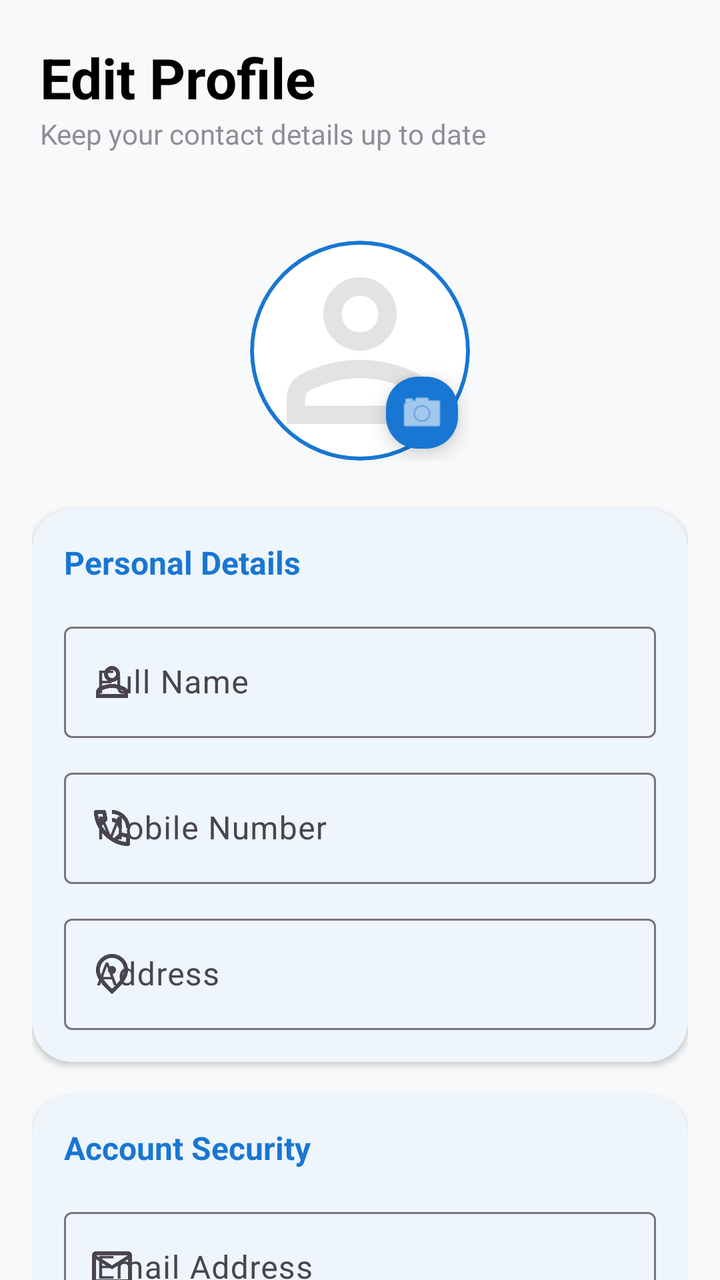
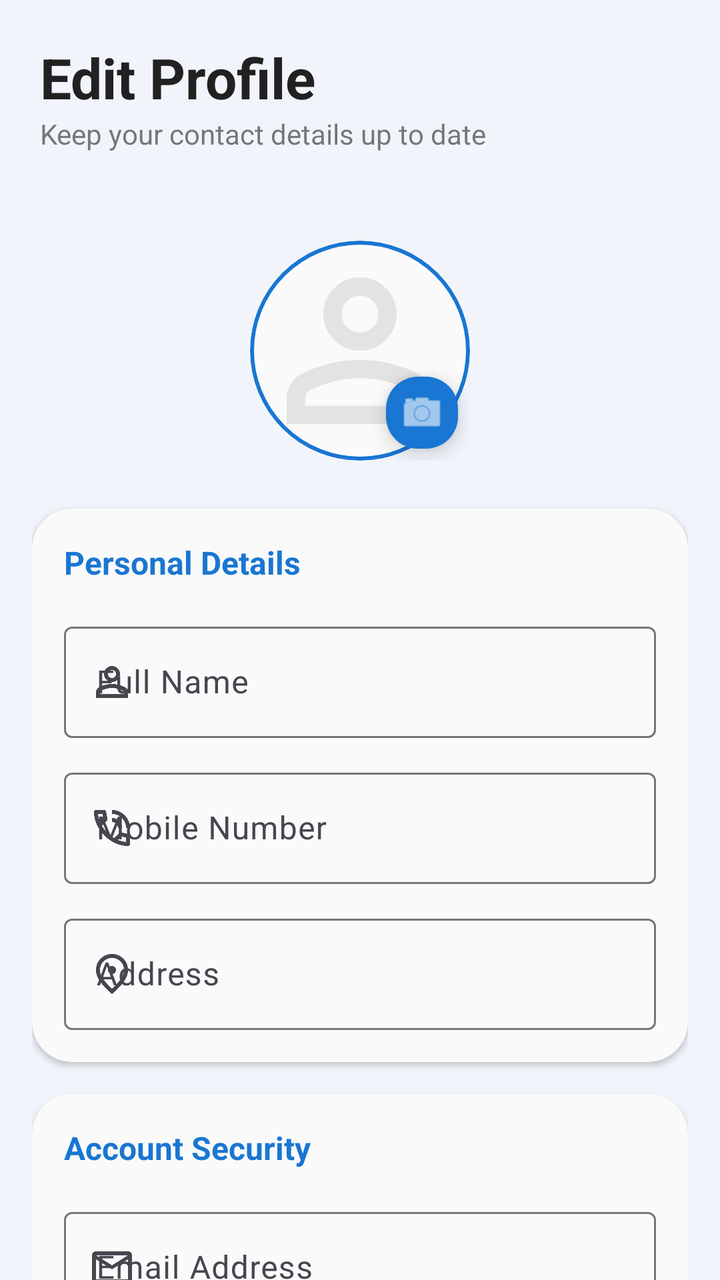

Screens rendered from an Android XML layout before and after an edit, with the pre-edit source and the edit as a unified diff.
<!-- AndroidManifest.xml: application theme Theme.Urbanfix -->
<!-- res/layout/fragment_editprofile.xml -->
<?xml version="1.0" encoding="utf-8"?>
<androidx.constraintlayout.widget.ConstraintLayout xmlns:android="http://schemas.android.com/apk/res/android"
    xmlns:app="http://schemas.android.com/apk/res-auto"
    xmlns:tools="http://schemas.android.com/tools"
    android:layout_width="match_parent"
    android:layout_height="match_parent"
    android:background="#F8F9FA">

    <LinearLayout
        android:id="@+id/topBar"
        android:layout_width="match_parent"
        android:layout_height="wrap_content"
        android:orientation="vertical"
        android:padding="20dp"
        app:layout_constraintTop_toTopOf="parent">

        <TextView
            android:layout_width="wrap_content"
            android:layout_height="wrap_content"
            android:text="Edit Profile"
            android:textColor="@color/black"
            android:textSize="28sp"
            android:textStyle="bold" />

        <TextView
            android:layout_width="wrap_content"
            android:layout_height="wrap_content"
            android:alpha="0.6"
            android:text="Keep your contact details up to date"
            android:textSize="14sp" />
    </LinearLayout>

    <ScrollView
        android:layout_width="match_parent"
        android:layout_height="0dp"
        android:fillViewport="true"
        android:scrollbars="none"
        app:layout_constraintBottom_toBottomOf="parent"
        app:layout_constraintTop_toBottomOf="@id/topBar">

        <LinearLayout
            android:layout_width="match_parent"
            android:layout_height="wrap_content"
            android:orientation="vertical"
            android:paddingHorizontal="16dp"
            android:paddingBottom="32dp">

            <androidx.constraintlayout.widget.ConstraintLayout
                android:layout_width="wrap_content"
                android:layout_height="wrap_content"
                android:layout_gravity="center"
                android:layout_marginVertical="24dp">

                <com.google.android.material.card.MaterialCardView
                    android:id="@+id/cardProfileImage"
                    android:layout_width="110dp"
                    android:layout_height="110dp"
                    app:cardCornerRadius="55dp"
                    app:cardElevation="0dp"
                    app:strokeColor="?attr/colorPrimary"
                    app:strokeWidth="2dp"
                    app:layout_constraintTop_toTopOf="parent"
                    app:layout_constraintStart_toStartOf="parent">

                    <ImageView
                        android:id="@+id/ivEditProfilePicture"
                        android:layout_width="match_parent"
                        android:layout_height="match_parent"
                        android:scaleType="centerCrop"
                        android:src="@drawable/ic_person" />
                </com.google.android.material.card.MaterialCardView>

                <com.google.android.material.floatingactionbutton.FloatingActionButton
                    android:id="@+id/btnChangeImage"
                    android:layout_width="wrap_content"
                    android:layout_height="wrap_content"
                    app:fabCustomSize="36dp"
                    app:srcCompat="@android:drawable/ic_menu_camera"
                    app:backgroundTint="?attr/colorPrimary"
                    app:tint="@color/white"
                    app:layout_constraintBottom_toBottomOf="@id/cardProfileImage"
                    app:layout_constraintEnd_toEndOf="@id/cardProfileImage" />
            </androidx.constraintlayout.widget.ConstraintLayout>

            <com.google.android.material.card.MaterialCardView
                android:layout_width="match_parent"
                android:layout_height="wrap_content"
                android:layout_marginBottom="16dp"
                app:cardCornerRadius="20dp"
                app:cardElevation="2dp"
                app:strokeWidth="0dp">

                <LinearLayout
                    android:layout_width="match_parent"
                    android:layout_height="wrap_content"
                    android:orientation="vertical"
                    android:padding="16dp">

                    <TextView
                        android:layout_width="wrap_content"
                        android:layout_height="wrap_content"
                        android:text="Personal Details"
                        android:textStyle="bold"
                        android:textColor="?attr/colorPrimary"
                        android:layout_marginBottom="16dp"/>

                    <com.google.android.material.textfield.TextInputLayout
                        style="@style/Widget.Material3.TextInputLayout.OutlinedBox"
                        android:layout_width="match_parent"
                        android:layout_height="wrap_content"
                        android:hint="Full Name"
                        app:startIconDrawable="@drawable/ic_person">
                        <com.google.android.material.textfield.TextInputEditText
                            android:id="@+id/etEditName"
                            android:layout_width="match_parent"
                            android:layout_height="wrap_content" />
                    </com.google.android.material.textfield.TextInputLayout>

                    <com.google.android.material.textfield.TextInputLayout
                        style="@style/Widget.Material3.TextInputLayout.OutlinedBox"
                        android:layout_width="match_parent"
                        android:layout_height="wrap_content"
                        android:layout_marginTop="12dp"
                        android:hint="Mobile Number"
                        app:startIconDrawable="@drawable/ic_phone">
                        <com.google.android.material.textfield.TextInputEditText
                            android:id="@+id/etEditMobile"
                            android:layout_width="match_parent"
                            android:layout_height="wrap_content"
                            android:inputType="phone" />
                    </com.google.android.material.textfield.TextInputLayout>

                    <com.google.android.material.textfield.TextInputLayout
                        style="@style/Widget.Material3.TextInputLayout.OutlinedBox"
                        android:layout_width="match_parent"
                        android:layout_height="wrap_content"
                        android:layout_marginTop="12dp"
                        android:hint="Address"
                        app:startIconDrawable="@drawable/ic_location">
                        <com.google.android.material.textfield.TextInputEditText
                            android:id="@+id/etEditAddress"
                            android:layout_width="match_parent"
                            android:layout_height="wrap_content" />
                    </com.google.android.material.textfield.TextInputLayout>
                </LinearLayout>
            </com.google.android.material.card.MaterialCardView>

            <com.google.android.material.card.MaterialCardView
                android:layout_width="match_parent"
                android:layout_height="wrap_content"
                android:layout_marginBottom="24dp"
                app:cardCornerRadius="20dp"
                app:cardElevation="2dp"
                app:strokeWidth="0dp">

                <LinearLayout
                    android:layout_width="match_parent"
                    android:layout_height="wrap_content"
                    android:orientation="vertical"
                    android:padding="16dp">

                    <TextView
                        android:layout_width="wrap_content"
                        android:layout_height="wrap_content"
                        android:text="Account Security"
                        android:textStyle="bold"
                        android:textColor="?attr/colorPrimary"
                        android:layout_marginBottom="16dp"/>

                    <com.google.android.material.textfield.TextInputLayout
                        style="@style/Widget.Material3.TextInputLayout.OutlinedBox"
                        android:layout_width="match_parent"
                        android:layout_height="wrap_content"
                        android:hint="Email Address"
                        app:startIconDrawable="@drawable/ic_mail">
                        <com.google.android.material.textfield.TextInputEditText
                            android:id="@+id/etEditEmail"
                            android:layout_width="match_parent"
                            android:layout_height="wrap_content"
                            android:enabled="false" />
                    </com.google.android.material.textfield.TextInputLayout>

                    <LinearLayout
                        android:id="@+id/passwordLayout"
                        android:layout_width="match_parent"
                        android:layout_height="wrap_content"
                        android:orientation="vertical"
                        android:visibility="gone"
                        android:layout_marginTop="12dp">

                        <com.google.android.material.textfield.TextInputLayout
                            style="@style/Widget.Material3.TextInputLayout.OutlinedBox"
                            android:layout_width="match_parent"
                            android:layout_height="wrap_content"
                            android:hint="New Password"
                            app:passwordToggleEnabled="true"
                            app:startIconDrawable="@drawable/ic_lock">
                            <com.google.android.material.textfield.TextInputEditText
                                android:id="@+id/etNewPassword"
                                android:layout_width="match_parent"
                                android:layout_height="wrap_content"
                                android:inputType="textPassword" />
                        </com.google.android.material.textfield.TextInputLayout>
                    </LinearLayout>

                    <com.google.android.material.button.MaterialButton
                        android:id="@+id/btnShowPasswordFields"
                        style="@style/Widget.Material3.Button.TextButton"
                        android:layout_width="wrap_content"
                        android:layout_height="wrap_content"
                        android:layout_marginTop="8dp"
                        android:text="Change Password?"
                        android:textColor="?attr/colorPrimary" />

                </LinearLayout>
            </com.google.android.material.card.MaterialCardView>

            <com.google.android.material.button.MaterialButton
                android:id="@+id/btnSaveProfile"
                android:layout_width="match_parent"
                android:layout_height="60dp"
                android:text="SAVE CHANGES"
                android:textStyle="bold"
                app:cornerRadius="16dp" />

        </LinearLayout>
    </ScrollView>
</androidx.constraintlayout.widget.ConstraintLayout>
<!-- resources referenced by this layout -->
<resources>
  <color name="black">#FF000000</color>
  <color name="white">#FFFFFFFF</color>
  <!-- drawable ic_location (drawable) -->
  <vector xmlns:android="http://schemas.android.com/apk/res/android"
      android:width="24dp"
      android:height="24dp"
      android:viewportWidth="960"
      android:viewportHeight="960">
    <path
        android:pathData="M536.5,456.5Q560,433 560,400t-23.5,-56.5Q513,320 480,320t-56.5,23.5Q400,367 400,400t23.5,56.5Q447,480 480,480t56.5,-23.5ZM480,774q122,-112 181,-203.5T720,408q0,-109 -69.5,-178.5T480,160q-101,0 -170.5,69.5T240,408q0,71 59,162.5T480,774ZM480,880Q319,743 239.5,625.5T160,408q0,-150 96.5,-239T480,80q127,0 223.5,89T800,408q0,100 -79.5,217.5T480,880ZM480,400Z"
        android:fillColor="#e3e3e3"/>
  </vector>
  <!-- drawable ic_lock (drawable) -->
  <vector xmlns:android="http://schemas.android.com/apk/res/android"
      android:width="24dp"
      android:height="24dp"
      android:viewportWidth="960"
      android:viewportHeight="960">
    <path
        android:pathData="M240,880q-33,0 -56.5,-23.5T160,800v-400q0,-33 23.5,-56.5T240,320h40v-80q0,-83 58.5,-141.5T480,40q83,0 141.5,58.5T680,240v80h40q33,0 56.5,23.5T800,400v400q0,33 -23.5,56.5T720,880L240,880ZM240,800h480v-400L240,400v400ZM480,680q33,0 56.5,-23.5T560,600q0,-33 -23.5,-56.5T480,520q-33,0 -56.5,23.5T400,600q0,33 23.5,56.5T480,680ZM360,320h240v-80q0,-50 -35,-85t-85,-35q-50,0 -85,35t-35,85v80ZM240,800v-400,400Z"
        android:fillColor="#e3e3e3"/>
  </vector>
  <!-- drawable ic_mail (drawable) -->
  <vector xmlns:android="http://schemas.android.com/apk/res/android"
      android:width="24dp"
      android:height="24dp"
      android:viewportWidth="24"
      android:viewportHeight="24">
    <path
        android:pathData="M22,6c0,-1.1 -0.9,-2 -2,-2L4,4c-1.1,0 -2,0.9 -2,2v12c0,1.1 0.9,2 2,2h16c1.1,0 2,-0.9 2,-2L22,6zM20,6l-8,4.99L4,6h16zM20,18L4,18L4,8l8,5 8,-5v10z"
        android:fillColor="#e3e3e3"/>
  </vector>
  <!-- drawable ic_person (drawable) -->
  <vector xmlns:android="http://schemas.android.com/apk/res/android"
      android:width="24dp"
      android:height="24dp"
      android:viewportWidth="960"
      android:viewportHeight="960">
    <path
        android:pathData="M480,480q-66,0 -113,-47t-47,-113q0,-66 47,-113t113,-47q66,0 113,47t47,113q0,66 -47,113t-113,47ZM160,800v-112q0,-34 17.5,-62.5T224,582q62,-31 126,-46.5T480,520q66,0 130,15.5T736,582q29,15 46.5,43.5T800,688v112L160,800ZM240,720h480v-32q0,-11 -5.5,-20T700,654q-54,-27 -109,-40.5T480,600q-56,0 -111,13.5T260,654q-9,5 -14.5,14t-5.5,20v32ZM480,400q33,0 56.5,-23.5T560,320q0,-33 -23.5,-56.5T480,240q-33,0 -56.5,23.5T400,320q0,33 23.5,56.5T480,400ZM480,320ZM480,720Z"
        android:fillColor="#e3e3e3"/>
  </vector>
  <style name="Theme.Urbanfix" parent="Base.Theme.Urbanfix" />
  <style name="Base.Theme.Urbanfix" parent="Theme.Material3.DayNight.NoActionBar">
          <item name="colorPrimary">#1976D2</item>
          <item name="colorOnPrimary">#FFFFFF</item>
          <item name="colorSecondary">#42A5F5</item>
          <item name="colorOnSecondary">#FFFFFF</item>
          <item name="android:statusBarColor">#1976D2</item>
          <item name="android:windowBackground">#FFFFFF</item>
          <item name="colorSurface">#FFFFFF</item>
          <item name="colorOnSurface">#212121</item>
          <item name="colorSurfaceVariant">#F5F5F5</item>
          <item name="android:textSize">16sp</item>
      </style>
  <!-- unchanged entries left out for length: 1 -->
</resources>

<!-- the commit's change to res/layout/fragment_editprofile.xml (unified diff, before → after) -->
@@ -4,31 +4,30 @@
     xmlns:tools="http://schemas.android.com/tools"
     android:layout_width="match_parent"
     android:layout_height="match_parent"
-    android:background="#F8F9FA">
-
-    <LinearLayout
-        android:id="@+id/topBar"
-        android:layout_width="match_parent"
+    android:background="?android:attr/windowBackground"> <LinearLayout
+    android:id="@+id/topBar"
+    android:layout_width="match_parent"
+    android:layout_height="wrap_content"
+    android:orientation="vertical"
+    android:padding="20dp"
+    app:layout_constraintTop_toTopOf="parent">
+
+    <TextView
+        android:layout_width="wrap_content"
         android:layout_height="wrap_content"
-        android:orientation="vertical"
-        android:padding="20dp"
-        app:layout_constraintTop_toTopOf="parent">
-
-        <TextView
-            android:layout_width="wrap_content"
-            android:layout_height="wrap_content"
-            android:text="Edit Profile"
-            android:textColor="@color/black"
-            android:textSize="28sp"
-            android:textStyle="bold" />
-
-        <TextView
-            android:layout_width="wrap_content"
-            android:layout_height="wrap_content"
-            android:alpha="0.6"
-            android:text="Keep your contact details up to date"
-            android:textSize="14sp" />
-    </LinearLayout>
+        android:text="Edit Profile"
+        android:textColor="?attr/colorOnSurface"
+        android:textSize="28sp"
+        android:textStyle="bold" />
+
+    <TextView
+        android:layout_width="wrap_content"
+        android:layout_height="wrap_content"
+        android:alpha="0.6"
+        android:text="Keep your contact details up to date"
+        android:textColor="?attr/colorOnSurface"
+        android:textSize="14sp" />
+</LinearLayout>
 
     <ScrollView
         android:layout_width="match_parent"
@@ -55,6 +54,7 @@
                     android:id="@+id/cardProfileImage"
                     android:layout_width="110dp"
                     android:layout_height="110dp"
+                    app:cardBackgroundColor="?attr/colorSurface"
                     app:cardCornerRadius="55dp"
                     app:cardElevation="0dp"
                     app:strokeColor="?attr/colorPrimary"
@@ -77,7 +77,7 @@
                     app:fabCustomSize="36dp"
                     app:srcCompat="@android:drawable/ic_menu_camera"
                     app:backgroundTint="?attr/colorPrimary"
-                    app:tint="@color/white"
+                    app:tint="?attr/colorOnPrimary"
                     app:layout_constraintBottom_toBottomOf="@id/cardProfileImage"
                     app:layout_constraintEnd_toEndOf="@id/cardProfileImage" />
             </androidx.constraintlayout.widget.ConstraintLayout>
@@ -86,6 +86,7 @@
                 android:layout_width="match_parent"
                 android:layout_height="wrap_content"
                 android:layout_marginBottom="16dp"
+                app:cardBackgroundColor="?attr/colorSurface"
                 app:cardCornerRadius="20dp"
                 app:cardElevation="2dp"
                 app:strokeWidth="0dp">
@@ -113,7 +114,8 @@
                         <com.google.android.material.textfield.TextInputEditText
                             android:id="@+id/etEditName"
                             android:layout_width="match_parent"
-                            android:layout_height="wrap_content" />
+                            android:layout_height="wrap_content"
+                            android:textColor="?attr/colorOnSurface"/>
                     </com.google.android.material.textfield.TextInputLayout>
 
                     <com.google.android.material.textfield.TextInputLayout
@@ -127,7 +129,8 @@
                             android:id="@+id/etEditMobile"
                             android:layout_width="match_parent"
                             android:layout_height="wrap_content"
-                            android:inputType="phone" />
+                            android:inputType="phone"
+                            android:textColor="?attr/colorOnSurface"/>
                     </com.google.android.material.textfield.TextInputLayout>
 
                     <com.google.android.material.textfield.TextInputLayout
@@ -140,7 +143,8 @@
                         <com.google.android.material.textfield.TextInputEditText
                             android:id="@+id/etEditAddress"
                             android:layout_width="match_parent"
-                            android:layout_height="wrap_content" />
+                            android:layout_height="wrap_content"
+                            android:textColor="?attr/colorOnSurface"/>
                     </com.google.android.material.textfield.TextInputLayout>
                 </LinearLayout>
             </com.google.android.material.card.MaterialCardView>
@@ -149,6 +153,7 @@
                 android:layout_width="match_parent"
                 android:layout_height="wrap_content"
                 android:layout_marginBottom="24dp"
+                app:cardBackgroundColor="?attr/colorSurface"
                 app:cardCornerRadius="20dp"
                 app:cardElevation="2dp"
                 app:strokeWidth="0dp">
@@ -177,7 +182,8 @@
                             android:id="@+id/etEditEmail"
                             android:layout_width="match_parent"
                             android:layout_height="wrap_content"
-                            android:enabled="false" />
+                            android:enabled="false"
+                            android:textColor="?attr/colorOnSurface" />
                     </com.google.android.material.textfield.TextInputLayout>
 
                     <LinearLayout
@@ -199,7 +205,8 @@
                                 android:id="@+id/etNewPassword"
                                 android:layout_width="match_parent"
                                 android:layout_height="wrap_content"
-                                android:inputType="textPassword" />
+                                android:inputType="textPassword"
+                                android:textColor="?attr/colorOnSurface"/>
                         </com.google.android.material.textfield.TextInputLayout>
                     </LinearLayout>
 
<!-- resource entries referenced after the edit -->
@@ -1,7 +1,5 @@
 <!-- resources referenced by this layout -->
 <resources>
-  <color name="black">#FF000000</color>
-  <color name="white">#FFFFFFFF</color>
   <!-- drawable ic_location (drawable) -->
   <vector xmlns:android="http://schemas.android.com/apk/res/android"
       android:width="24dp"
@@ -48,13 +46,21 @@
           <item name="colorOnPrimary">#FFFFFF</item>
           <item name="colorSecondary">#42A5F5</item>
           <item name="colorOnSecondary">#FFFFFF</item>
+  
           <item name="android:statusBarColor">#1976D2</item>
-          <item name="android:windowBackground">#FFFFFF</item>
-          <item name="colorSurface">#FFFFFF</item>
+          <item name="android:windowLightStatusBar">false</item>
+  
+          <item name="android:windowBackground">@color/google_lavender_blue</item>
+          <item name="colorSurface">@color/dark_white_card</item>
           <item name="colorOnSurface">#212121</item>
-          <item name="colorSurfaceVariant">#F5F5F5</item>
+          <item name="colorSurfaceVariant">#ECEFF1</item>
+  
+          <item name="elevationOverlayEnabled">false</item>
+  
           <item name="android:textSize">16sp</item>
       </style>
+  <color name="google_lavender_blue">#F1F5FB</color>
+  <color name="dark_white_card">#FAFAFA</color>
   <!-- unchanged entries left out for length: 1 -->
 </resources>
 
